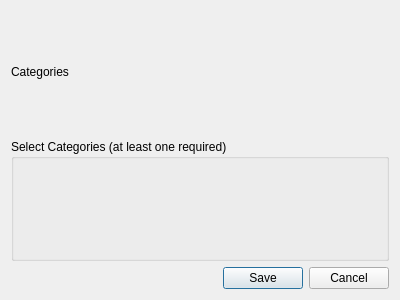
Above: ui/designs/category_management_dialog.ui from Jacfogel/MHM before the change. Below: the same form after it.
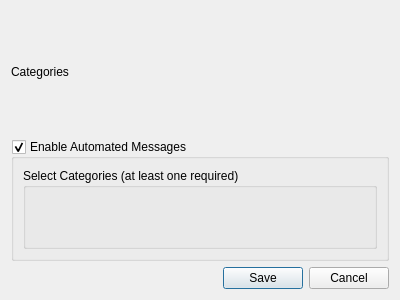
That is the form after the change.

Patch:
```diff
--- a/ui/designs/category_management_dialog.ui
+++ b/ui/designs/category_management_dialog.ui
@@ -31,6 +31,18 @@
     </widget>
    </item>
    <item>
+    <widget class="QGroupBox" name="groupBox_enable_automated_messages">
+     <property name="title">
+      <string>Enable Automated Messages</string>
+     </property>
+     <property name="checkable">
+      <bool>true</bool>
+     </property>
+     <property name="checked">
+      <bool>true</bool>
+     </property>
+     <layout class="QVBoxLayout" name="verticalLayout_enable_messages">
+      <item>
     <widget class="QGroupBox" name="groupBox_select_categories">
      <property name="title">
       <string>Select Categories (at least one required)</string>
@@ -38,7 +50,11 @@
      <layout class="QHBoxLayout" name="horizontalLayout">
       <item>
        <widget class="QWidget" name="widget_placeholder_select_categories" native="true">
-        <layout class="QVBoxLayout" name="verticalLayout_10"/>
+           <layout class="QVBoxLayout" name="verticalLayout_10">
+           </layout>
+          </widget>
+         </item>
+        </layout>
        </widget>
       </item>
      </layout>
```
Lines whose indentation alone changed are shown as unchanged.
